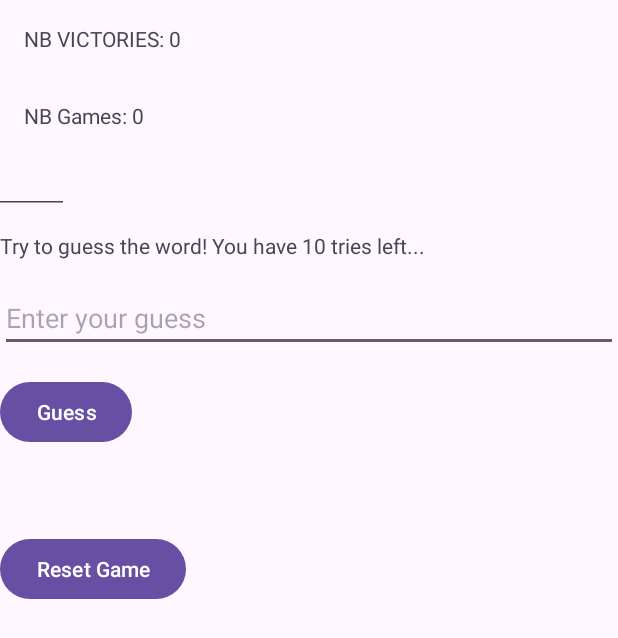
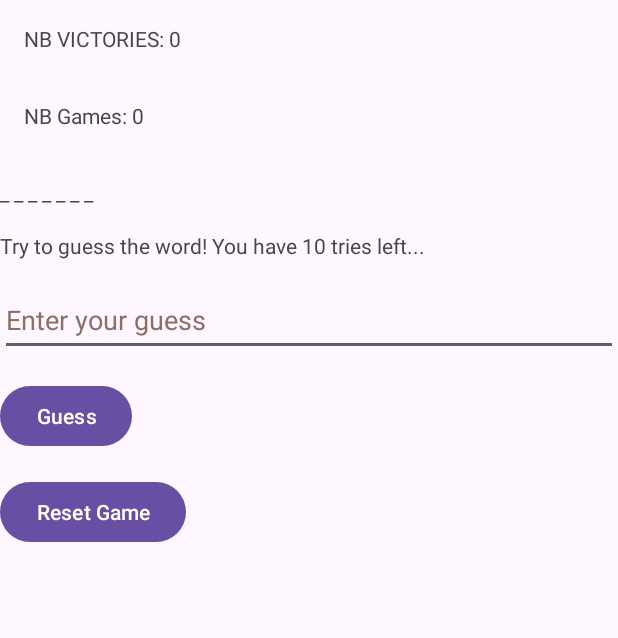
Before and after one commit to AhmedFekiIng/HangManGame, an Android app: the screen it shows after launch (MainActivity), after a tap on "Reset Game", on a phone screen of 412 x 824 dp. Shown: the top 638 px of the screen. Run offline under Robolectric (Android 15) with nearby library versions, the phone set to English and light mode, and no system bars.

Commit message:
Adjust code and add missing parts Code Clean up

```diff
--- a/app/src/main/java/com/example/hangmangame/GameFragment.kt
+++ b/app/src/main/java/com/example/hangmangame/GameFragment.kt
@@ -24,7 +24,6 @@ class GameFragment : Fragment() {
     private lateinit var partialWordTextView: TextView
     private lateinit var guessEditText: EditText
     private lateinit var guessButton: Button
-    private lateinit var resultTextView: TextView
     private lateinit var resetButton: Button
 
     private val gameController: GameController by lazy {
@@ -43,7 +42,6 @@ class GameFragment : Fragment() {
         partialWordTextView = view.findViewById(R.id.partialWordTextView)
         guessEditText = view.findViewById(R.id.guessEditText)
         guessButton = view.findViewById(R.id.guessButton)
-        resultTextView = view.findViewById(R.id.resultTextView)
         resetButton = view.findViewById(R.id.resetButton)
 
             initializeGame()
@@ -96,7 +94,6 @@ class GameFragment : Fragment() {
 
         partialWordTextView.text = gameController.getPartialWord()
 
-        resultTextView.text = ""
         guessEditText.text.clear()
     }
 
@@ -122,9 +119,6 @@ class GameFragment : Fragment() {
                 updateUI()
                 dialog.dismiss()
             }
-            .setNegativeButton("CANCEL") { dialog, _ ->
-                dialog.dismiss()
-            }
 
         val alert = dialogBuilder.create()
         alert.setTitle(if(isWinner) "Congratulations" else "Game Over")
--- a/app/src/main/java/com/example/hangmangame/model/WordRepository.kt
+++ b/app/src/main/java/com/example/hangmangame/model/WordRepository.kt
@@ -47,7 +47,7 @@ class WordRepository(context: Context) {
             if (correctGuesses.contains(char)) {
                 partialWord.append(char)
             } else {
-                partialWord.append('_')
+                partialWord.append('_').append(' ')
             }
         }
         return partialWord.toString()
@@ -68,6 +68,14 @@ class WordRepository(context: Context) {
     fun resetGameCount() {
         try {
             sharedPreferences.edit().putInt(GAME_COUNT_KEY, 0).apply()
+        } catch (e: Exception) {
+            handleSharedPreferencesException(e)
+        }
+    }
+
+    fun resetVictoryCount() {
+        try {
+            sharedPreferences.edit().putInt(VICTORY_COUNT_KEY, 0).apply()
         } catch (e: Exception) {
             handleSharedPreferencesException(e)
         }
@@ -100,6 +108,16 @@ class WordRepository(context: Context) {
         }
     }
 
+    fun incrementGameCount() {
+        try {
+            val currentCount = sharedPreferences.getInt(GAME_COUNT_KEY, 0)
+            sharedPreferences.edit().putInt(GAME_COUNT_KEY, currentCount + 1).apply()
+        } catch (e: Exception) {
+            handleSharedPreferencesException(e)
+        }
+    }
+
+
     fun decrementAttemptsLeft() {
         try {
             val currentAttempts = sharedPreferences.getInt(ATTEMPTS_LEFT_KEY, 10)
--- a/app/src/main/java/com/example/hangmangame/presentation/GameController.kt
+++ b/app/src/main/java/com/example/hangmangame/presentation/GameController.kt
@@ -10,11 +10,12 @@ class GameController(private val hangmanGame: HangmanGame, private val wordRepos
 
     fun startNewGame(): GameState {
         val newWord = wordRepository.getRandomWord()
+        wordRepository.resetAttemptsLeft()
         return hangmanGame.startNewGame(newWord)
     }
 
-    fun makeGuess(letter: Char): GameState {
-        return hangmanGame.makeGuess(letter, wordRepository)
+    fun makeGuess(word: String): GameState {
+        return hangmanGame.makeGuess(word, wordRepository)
     }
 
     fun getActualWord(): String {
@@ -29,6 +30,10 @@ class GameController(private val hangmanGame: HangmanGame, private val wordRepos
         wordRepository.resetGameCount()
     }
 
+    fun resetVictoryCount() {
+        wordRepository.resetVictoryCount()
+    }
+
     fun getVictoryCount(): Int {
         return wordRepository.getVictoryCount()
     }
@@ -40,8 +45,7 @@ class GameController(private val hangmanGame: HangmanGame, private val wordRepos
     fun getPartialWord(): String {
         val actualWord = hangmanGame.getActualWord()
         val correctGuesses = hangmanGame.getCorrectGuesses()
-        Log.d("Hangman", "Actual Word: $actualWord")
-        Log.d("Hangman", "Correct Guesses: $correctGuesses")
+        Log.d("HangmanCall", "Actual Word: $actualWord")
         return wordRepository.getPartialWord(Word(actualWord), correctGuesses)
     }
 
--- a/app/src/main/res/layout/game_fragment.xml
+++ b/app/src/main/res/layout/game_fragment.xml
@@ -1,5 +1,6 @@
 <?xml version="1.0" encoding="utf-8"?>
 <RelativeLayout xmlns:android="http://schemas.android.com/apk/res/android"
+    xmlns:tools="http://schemas.android.com/tools"
     android:layout_width="match_parent"
     android:layout_height="match_parent">
 
@@ -47,33 +48,28 @@
         android:id="@+id/guessEditText"
         android:layout_width="match_parent"
         android:layout_height="wrap_content"
+        android:layout_below="@id/instructionsTextView"
+        android:layout_marginTop="16dp"
+        android:hint="@string/enter_your_guess"
         android:inputType="text"
-        android:hint="Enter your guess"
-        android:layout_below="@id/instructionsTextView"
-        android:layout_marginTop="16dp"/>
+        android:minHeight="48dp"
+        android:textColorHint="#8D6E63"
+        android:autofillHints=""
+        tools:ignore="VisualLintTextFieldSize" />
 
     <Button
         android:id="@+id/guessButton"
         android:layout_width="wrap_content"
         android:layout_height="wrap_content"
-        android:text="Guess"
+        android:text="@string/guess"
         android:layout_below="@id/guessEditText"
         android:layout_marginTop="16dp"/>
-
-    <TextView
-        android:id="@+id/resultTextView"
-        android:layout_width="wrap_content"
-        android:layout_height="wrap_content"
-        android:textSize="18sp"
-        android:layout_below="@id/guessButton"
-        android:layout_marginTop="16dp"
-        android:text="" />
 
     <Button
         android:id="@+id/resetButton"
         android:layout_width="wrap_content"
         android:layout_height="wrap_content"
-        android:text="Reset Game"
-        android:layout_below="@id/resultTextView"
+        android:text="@string/reset_game"
+        android:layout_below="@id/guessButton"
         android:layout_marginTop="16dp"/>
 </RelativeLayout>
--- a/app/src/main/res/values/strings.xml
+++ b/app/src/main/res/values/strings.xml
@@ -47,4 +47,7 @@
         libero vel nunc consequat, quis tincidunt nisl eleifend. Cras bibendum enim a justo luctus
         vestibulum. Fusce dictum libero quis erat maximus, vitae volutpat diam dignissim.
     </string>
+    <string name="guess">Guess</string>
+    <string name="enter_your_guess">Enter your guess</string>
+    <string name="reset_game">Reset Game</string>
 </resources>
```
Also changed, not shown: app/src/main/java/com/example/hangmangame/domain/HangmanGame.kt (+24 -26 lines).
